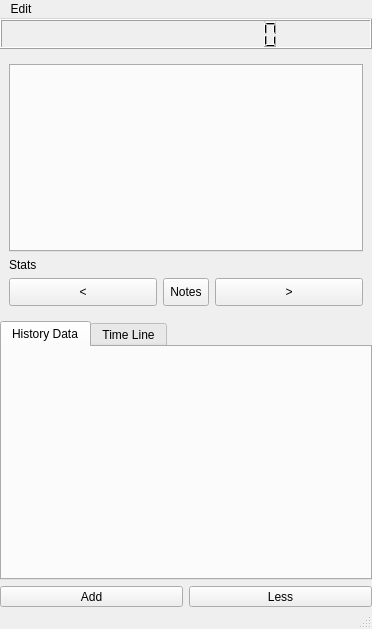
Qt form mainwindow.ui (ic005k/Knot-Legacy) before a commit.
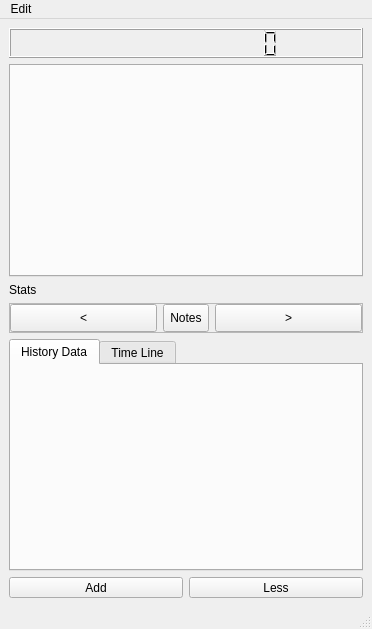
The same form after that commit. Icons and pictures are not drawn.

Diff of the .ui file:
```diff
--- a/mainwindow.ui
+++ b/mainwindow.ui
@@ -15,18 +15,6 @@
   </property>
   <widget class="QWidget" name="centralwidget">
    <layout class="QGridLayout" name="gridLayout_4">
-    <property name="leftMargin">
-     <number>0</number>
-    </property>
-    <property name="topMargin">
-     <number>0</number>
-    </property>
-    <property name="rightMargin">
-     <number>0</number>
-    </property>
-    <property name="bottomMargin">
-     <number>0</number>
-    </property>
     <item row="0" column="0">
      <widget class="QLCDNumber" name="lcdNumber">
       <property name="minimumSize">
@@ -61,68 +49,18 @@
        <enum>QFrame::Raised</enum>
       </property>
       <layout class="QGridLayout" name="gridLayout">
-       <item row="1" column="0">
-        <widget class="QLabel" name="lblStats">
-         <property name="text">
-          <string>Stats</string>
-         </property>
-        </widget>
-       </item>
-       <item row="2" column="0">
-        <layout class="QHBoxLayout" name="horizontalLayout_2">
-         <item>
-          <widget class="QToolButton" name="btnLeft">
-           <property name="sizePolicy">
-            <sizepolicy hsizetype="Preferred" vsizetype="Fixed">
-             <horstretch>0</horstretch>
-             <verstretch>0</verstretch>
-            </sizepolicy>
-           </property>
-           <property name="minimumSize">
-            <size>
-             <width>0</width>
-             <height>28</height>
-            </size>
-           </property>
-           <property name="text">
-            <string>&lt;</string>
-           </property>
-          </widget>
-         </item>
-         <item>
-          <widget class="QToolButton" name="btnNotes">
-           <property name="minimumSize">
-            <size>
-             <width>0</width>
-             <height>28</height>
-            </size>
-           </property>
-           <property name="text">
-            <string>Notes</string>
-           </property>
-          </widget>
-         </item>
-         <item>
-          <widget class="QToolButton" name="btnRight">
-           <property name="sizePolicy">
-            <sizepolicy hsizetype="Preferred" vsizetype="Fixed">
-             <horstretch>0</horstretch>
-             <verstretch>0</verstretch>
-            </sizepolicy>
-           </property>
-           <property name="minimumSize">
-            <size>
-             <width>0</width>
-             <height>28</height>
-            </size>
-           </property>
-           <property name="text">
-            <string>&gt;</string>
-           </property>
-          </widget>
-         </item>
-        </layout>
-       </item>
+       <property name="leftMargin">
+        <number>0</number>
+       </property>
+       <property name="topMargin">
+        <number>0</number>
+       </property>
+       <property name="rightMargin">
+        <number>0</number>
+       </property>
+       <property name="bottomMargin">
+        <number>0</number>
+       </property>
        <item row="0" column="0">
         <widget class="QTabWidget" name="tabWidget">
          <property name="mouseTracking">
@@ -159,10 +97,96 @@
          </property>
         </widget>
        </item>
+       <item row="1" column="0">
+        <widget class="QLabel" name="lblStats">
+         <property name="text">
+          <string>Stats</string>
+         </property>
+        </widget>
+       </item>
       </layout>
      </widget>
     </item>
     <item row="2" column="0">
+     <widget class="QFrame" name="frame_cw">
+      <property name="frameShape">
+       <enum>QFrame::StyledPanel</enum>
+      </property>
+      <property name="frameShadow">
+       <enum>QFrame::Raised</enum>
+      </property>
+      <layout class="QGridLayout" name="gridLayout_5">
+       <property name="leftMargin">
+        <number>0</number>
+       </property>
+       <property name="topMargin">
+        <number>0</number>
+       </property>
+       <property name="rightMargin">
+        <number>0</number>
+       </property>
+       <property name="bottomMargin">
+        <number>0</number>
+       </property>
+       <item row="0" column="0">
+        <layout class="QHBoxLayout" name="horizontalLayout_2">
+         <item>
+          <widget class="QToolButton" name="btnLeft">
+           <property name="sizePolicy">
+            <sizepolicy hsizetype="Preferred" vsizetype="Fixed">
+             <horstretch>0</horstretch>
+             <verstretch>0</verstretch>
+            </sizepolicy>
+           </property>
+           <property name="minimumSize">
+            <size>
+             <width>0</width>
+             <height>28</height>
+            </size>
+           </property>
+           <property name="text">
+            <string>&lt;</string>
+           </property>
+          </widget>
+         </item>
+         <item>
+          <widget class="QToolButton" name="btnNotes">
+           <property name="minimumSize">
+            <size>
+             <width>0</width>
+             <height>28</height>
+            </size>
+           </property>
+           <property name="text">
+            <string>Notes</string>
+           </property>
+          </widget>
+         </item>
+         <item>
+          <widget class="QToolButton" name="btnRight">
+           <property name="sizePolicy">
+            <sizepolicy hsizetype="Preferred" vsizetype="Fixed">
+             <horstretch>0</horstretch>
+             <verstretch>0</verstretch>
+            </sizepolicy>
+           </property>
+           <property name="minimumSize">
+            <size>
+             <width>0</width>
+             <height>28</height>
+            </size>
+           </property>
+           <property name="text">
+            <string>&gt;</string>
+           </property>
+          </widget>
+         </item>
+        </layout>
+       </item>
+      </layout>
+     </widget>
+    </item>
+    <item row="3" column="0">
      <widget class="QTabWidget" name="tabCharts">
       <property name="minimumSize">
        <size>
@@ -233,7 +257,7 @@
       </widget>
      </widget>
     </item>
-    <item row="3" column="0">
+    <item row="4" column="0">
      <layout class="QHBoxLayout" name="horizontalLayout">
       <item>
        <widget class="QToolButton" name="btnPlus">
```
